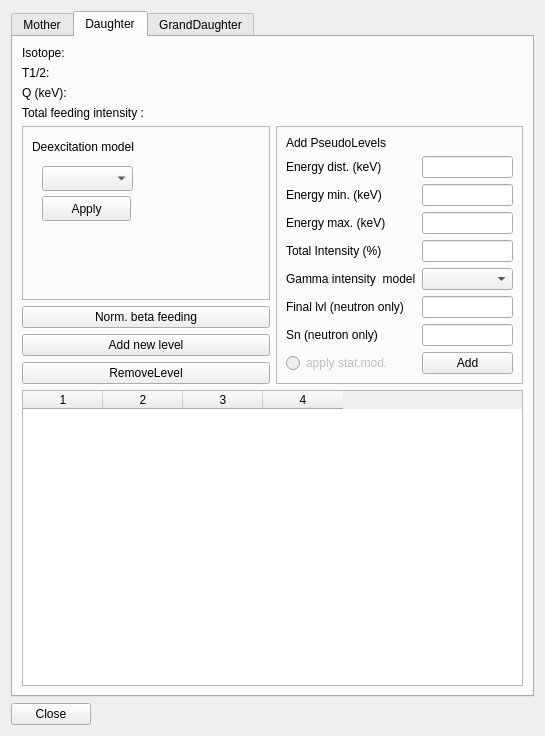
Before: the Qt Designer form development/DecayPathEditor.ui in Iuve/TASEva, drawn with Qt 5.
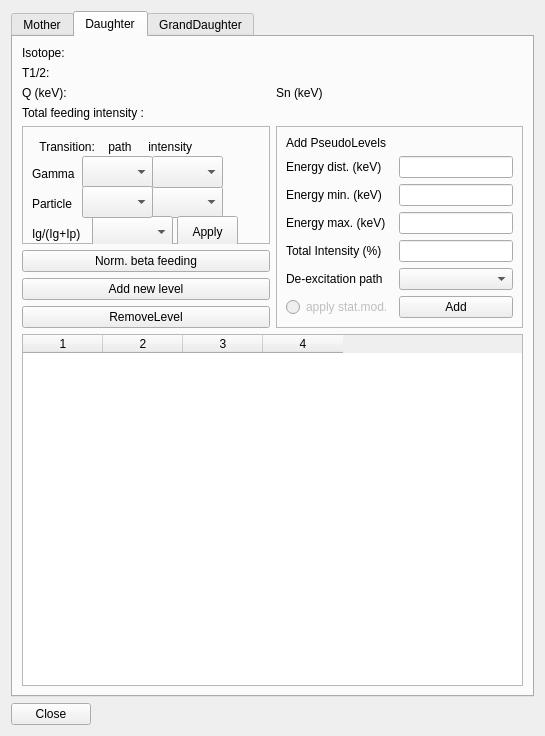
After: the same form once the commit is applied.

Patch:
```diff
--- a/development/DecayPathEditor.ui
+++ b/development/DecayPathEditor.ui
@@ -99,6 +99,13 @@
          <column/>
         </widget>
        </item>
+       <item row="2" column="1">
+        <widget class="QLabel" name="labelMotherSn">
+         <property name="text">
+          <string>Sn (keV)</string>
+         </property>
+        </widget>
+       </item>
       </layout>
      </widget>
      <widget class="QWidget" name="Daughter">
@@ -106,20 +113,6 @@
        <string>Daughter</string>
       </attribute>
       <layout class="QGridLayout" name="gridLayout_3">
-       <item row="0" column="0">
-        <widget class="QLabel" name="labelDaughterIsotope">
-         <property name="text">
-          <string>Isotope:</string>
-         </property>
-        </widget>
-       </item>
-       <item row="2" column="0">
-        <widget class="QLabel" name="labelDaughterQvalue">
-         <property name="text">
-          <string>Q (keV):</string>
-         </property>
-        </widget>
-       </item>
        <item row="8" column="0">
         <widget class="QPushButton" name="buttonAddLevel">
          <property name="toolTip">
@@ -130,79 +123,6 @@
          </property>
         </widget>
        </item>
-       <item row="7" column="0">
-        <widget class="QPushButton" name="buttonNormBetaFeeding">
-         <property name="toolTip">
-          <string>Normalizes beta feding to 100%</string>
-         </property>
-         <property name="text">
-          <string>Norm. beta feeding</string>
-         </property>
-        </widget>
-       </item>
-       <item row="3" column="0">
-        <widget class="QLabel" name="labelTotalIntensity">
-         <property name="text">
-          <string>Total feeding intensity :</string>
-         </property>
-        </widget>
-       </item>
-       <item row="9" column="0">
-        <widget class="QPushButton" name="buttonRemoveLevel">
-         <property name="enabled">
-          <bool>true</bool>
-         </property>
-         <property name="text">
-          <string>RemoveLevel</string>
-         </property>
-        </widget>
-       </item>
-       <item row="6" column="0">
-        <widget class="QFrame" name="frame_2">
-         <property name="frameShape">
-          <enum>QFrame::StyledPanel</enum>
-         </property>
-         <property name="frameShadow">
-          <enum>QFrame::Raised</enum>
-         </property>
-         <widget class="QLabel" name="label_2">
-          <property name="geometry">
-           <rect>
-            <x>10</x>
-            <y>10</y>
-            <width>141</width>
-            <height>21</height>
-           </rect>
-          </property>
-          <property name="text">
-           <string>Deexcitation model</string>
-          </property>
-         </widget>
-         <widget class="QComboBox" name="comboBoxModel">
-          <property name="geometry">
-           <rect>
-            <x>20</x>
-            <y>40</y>
-            <width>91</width>
-            <height>25</height>
-           </rect>
-          </property>
-         </widget>
-         <widget class="QPushButton" name="buttonApplyModel">
-          <property name="geometry">
-           <rect>
-            <x>20</x>
-            <y>70</y>
-            <width>89</width>
-            <height>25</height>
-           </rect>
-          </property>
-          <property name="text">
-           <string>Apply</string>
-          </property>
-         </widget>
-        </widget>
-       </item>
        <item row="11" column="0" colspan="2">
         <widget class="QTableWidget" name="tableDaughterLevels">
          <property name="sizePolicy">
@@ -235,6 +155,181 @@
          <column/>
         </widget>
        </item>
+       <item row="9" column="0">
+        <widget class="QPushButton" name="buttonRemoveLevel">
+         <property name="enabled">
+          <bool>true</bool>
+         </property>
+         <property name="text">
+          <string>RemoveLevel</string>
+         </property>
+        </widget>
+       </item>
+       <item row="2" column="0">
+        <widget class="QLabel" name="labelDaughterQvalue">
+         <property name="text">
+          <string>Q (keV):</string>
+         </property>
+        </widget>
+       </item>
+       <item row="6" column="0">
+        <widget class="QFrame" name="frame_2">
+         <property name="frameShape">
+          <enum>QFrame::StyledPanel</enum>
+         </property>
+         <property name="frameShadow">
+          <enum>QFrame::Raised</enum>
+         </property>
+         <widget class="QLabel" name="labelIntensityModel">
+          <property name="geometry">
+           <rect>
+            <x>10</x>
+            <y>10</y>
+            <width>171</width>
+            <height>21</height>
+           </rect>
+          </property>
+          <property name="text">
+           <string>Transition:    path     intensity </string>
+          </property>
+          <property name="alignment">
+           <set>Qt::AlignCenter</set>
+          </property>
+         </widget>
+         <widget class="QLabel" name="labelGamma">
+          <property name="geometry">
+           <rect>
+            <x>10</x>
+            <y>40</y>
+            <width>58</width>
+            <height>16</height>
+           </rect>
+          </property>
+          <property name="text">
+           <string>Gamma</string>
+          </property>
+         </widget>
+         <widget class="QLabel" name="labelParticle">
+          <property name="geometry">
+           <rect>
+            <x>10</x>
+            <y>70</y>
+            <width>58</width>
+            <height>16</height>
+           </rect>
+          </property>
+          <property name="text">
+           <string>Particle</string>
+          </property>
+         </widget>
+         <widget class="QComboBox" name="comboBoxParticleInten">
+          <property name="enabled">
+           <bool>true</bool>
+          </property>
+          <property name="geometry">
+           <rect>
+            <x>130</x>
+            <y>60</y>
+            <width>71</width>
+            <height>32</height>
+           </rect>
+          </property>
+         </widget>
+         <widget class="QComboBox" name="comboBoxGammaInten">
+          <property name="geometry">
+           <rect>
+            <x>130</x>
+            <y>30</y>
+            <width>71</width>
+            <height>32</height>
+           </rect>
+          </property>
+          <property name="toolTipDuration">
+           <number>10</number>
+          </property>
+         </widget>
+         <widget class="QLabel" name="labelRatio">
+          <property name="geometry">
+           <rect>
+            <x>10</x>
+            <y>100</y>
+            <width>58</width>
+            <height>16</height>
+           </rect>
+          </property>
+          <property name="text">
+           <string>Ig/(Ig+Ip)</string>
+          </property>
+         </widget>
+         <widget class="QComboBox" name="comboBoxGammaParticleRatio">
+          <property name="geometry">
+           <rect>
+            <x>70</x>
+            <y>90</y>
+            <width>81</width>
+            <height>32</height>
+           </rect>
+          </property>
+         </widget>
+         <widget class="QComboBox" name="comboBoxGammaPath">
+          <property name="geometry">
+           <rect>
+            <x>60</x>
+            <y>30</y>
+            <width>71</width>
+            <height>32</height>
+           </rect>
+          </property>
+         </widget>
+         <widget class="QComboBox" name="comboBoxParticlePath">
+          <property name="geometry">
+           <rect>
+            <x>60</x>
+            <y>60</y>
+            <width>71</width>
+            <height>32</height>
+           </rect>
+          </property>
+         </widget>
+         <widget class="QPushButton" name="buttonApplyPathAndInten">
+          <property name="geometry">
+           <rect>
+            <x>155</x>
+            <y>90</y>
+            <width>61</width>
+            <height>32</height>
+           </rect>
+          </property>
+          <property name="text">
+           <string>Apply</string>
+          </property>
+         </widget>
+        </widget>
+       </item>
+       <item row="3" column="0">
+        <widget class="QLabel" name="labelTotalIntensity">
+         <property name="text">
+          <string>Total feeding intensity :</string>
+         </property>
+        </widget>
+       </item>
+       <item row="2" column="1">
+        <widget class="QLabel" name="labelDaughterSn">
+         <property name="enabled">
+          <bool>true</bool>
+         </property>
+         <property name="text">
+          <string>Sn (keV)</string>
+         </property>
+        </widget>
+       </item>
+       <item row="0" column="0">
+        <widget class="QLabel" name="labelDaughterIsotope">
+         <property name="text">
+          <string>Isotope:</string>
+         </property>
+        </widget>
+       </item>
        <item row="1" column="0">
         <widget class="QLabel" name="labelDaughterT12">
          <property name="text">
@@ -242,6 +337,16 @@
          </property>
         </widget>
        </item>
+       <item row="7" column="0">
+        <widget class="QPushButton" name="buttonNormBetaFeeding">
+         <property name="toolTip">
+          <string>Normalizes beta feding to 100%</string>
+         </property>
+         <property name="text">
+          <string>Norm. beta feeding</string>
+         </property>
+        </widget>
+       </item>
        <item row="6" column="1" rowspan="4">
         <widget class="QFrame" name="frame">
          <property name="enabled">
@@ -254,50 +359,7 @@
           <enum>QFrame::Raised</enum>
          </property>
          <layout class="QGridLayout" name="gridLayout_5">
-          <item row="2" column="0">
-           <widget class="QLabel" name="labelPseudoLevelEnMin">
-            <property name="text">
-             <string>Energy min. (keV)</string>
-            </property>
-           </widget>
-          </item>
-          <item row="1" column="1">
-           <widget class="QLineEdit" name="linePseudoLevEnStep"/>
-          </item>
-          <item row="3" column="1">
-           <widget class="QLineEdit" name="linePseudoLevEnMax"/>
-          </item>
-          <item row="4" column="1">
-           <widget class="QLineEdit" name="linePseudoLevTotInten"/>
-          </item>
           <item row="6" column="0">
-           <widget class="QLabel" name="label_3">
-            <property name="text">
-             <string>Final lvl (neutron only)</string>
-            </property>
-           </widget>
-          </item>
-          <item row="8" column="1">
-           <widget class="QPushButton" name="buttonAddPseudoLevel">
-            <property name="enabled">
-             <bool>true</bool>
-            </property>
-            <property name="text">
-             <string>Add</string>
-            </property>
-           </widget>
-          </item>
-          <item row="1" column="0">
-           <widget class="QLabel" name="labelPseudoLevelEnergyDist">
-            <property name="text">
-             <string>Energy dist. (keV)</string>
-            </property>
-           </widget>
-          </item>
-          <item row="2" column="1">
-           <widget class="QLineEdit" name="linePseudoLevEnMin"/>
-          </item>
-          <item row="8" column="0">
            <widget class="QRadioButton" name="radioStatisticalModelApply">
             <property name="enabled">
              <bool>false</bool>
@@ -313,6 +375,29 @@
             </property>
            </widget>
           </item>
+          <item row="3" column="1">
+           <widget class="QLineEdit" name="linePseudoLevEnMax"/>
+          </item>
+          <item row="5" column="1">
+           <widget class="QComboBox" name="comboBoxDeExcitationPath"/>
+          </item>
+          <item row="1" column="0">
+           <widget class="QLabel" name="labelPseudoLevelEnergyDist">
+            <property name="text">
+             <string>Energy dist. (keV)</string>
+            </property>
+           </widget>
+          </item>
+          <item row="1" column="1">
+           <widget class="QLineEdit" name="linePseudoLevEnStep"/>
+          </item>
+          <item row="2" column="0">
+           <widget class="QLabel" name="labelPseudoLevelEnMin">
+            <property name="text">
+             <string>Energy min. (keV)</string>
+            </property>
+           </widget>
+          </item>
           <item row="3" column="0">
            <widget class="QLabel" name="labelPseudoLevelEnMax">
             <property name="text">
@@ -320,6 +405,16 @@
             </property>
            </widget>
           </item>
+          <item row="6" column="1">
+           <widget class="QPushButton" name="buttonAddPseudoLevel">
+            <property name="enabled">
+             <bool>true</bool>
+            </property>
+            <property name="text">
+             <string>Add</string>
+            </property>
+           </widget>
+          </item>
           <item row="0" column="0" colspan="2">
            <widget class="QLabel" name="labelPseudoLevels">
             <property name="text">
@@ -327,15 +422,8 @@
             </property>
            </widget>
           </item>
-          <item row="5" column="0">
-           <widget class="QLabel" name="label">
-            <property name="toolTip">
-             <string>Gamma intensity model to be used</string>
-            </property>
-            <property name="text">
-             <string>Gamma intensity  model</string>
-            </property>
-           </widget>
+          <item row="4" column="1">
+           <widget class="QLineEdit" name="linePseudoLevTotInten"/>
           </item>
           <item row="4" column="0">
            <widget class="QLabel" name="labelPseudoLevelIntensity">
@@ -344,26 +432,19 @@
             </property>
            </widget>
           </item>
-          <item row="5" column="1">
-           <widget class="QComboBox" name="comboBoxIntensity"/>
+          <item row="2" column="1">
+           <widget class="QLineEdit" name="linePseudoLevEnMin"/>
           </item>
-          <item row="6" column="1">
-           <widget class="QLineEdit" name="linePseudoLevNeutronE">
-            <property name="dragEnabled">
-             <bool>false</bool>
+          <item row="5" column="0">
+           <widget class="QLabel" name="labelDeExcitationPath">
+            <property name="toolTip">
+             <string>Gamma intensity model to be used</string>
             </property>
-           </widget>
-          </item>
-          <item row="7" column="0">
-           <widget class="QLabel" name="label_4">
             <property name="text">
-             <string>Sn (neutron only)</string>
+             <string>De-excitation path</string>
             </property>
            </widget>
           </item>
-          <item row="7" column="1">
-           <widget class="QLineEdit" name="linePseudoLevSn"/>
-          </item>
          </layout>
         </widget>
        </item>
@@ -373,14 +454,7 @@
       <attribute name="title">
        <string>GrandDaughter</string>
       </attribute>
-      <layout class="QGridLayout" name="gridLayout_4">
-       <item row="0" column="0">
-        <widget class="QLabel" name="labelGrandDaughterIsotope">
-         <property name="text">
-          <string>Isotope : </string>
-         </property>
-        </widget>
-       </item>
+      <layout class="QGridLayout" name="gridLayout_4" rowstretch="0,0,0,0" rowminimumheight="0,0,0,0">
        <item row="1" column="0">
         <widget class="QLabel" name="labelGrandDaughterT12">
          <property name="text">
@@ -388,10 +462,17 @@
          </property>
         </widget>
        </item>
+       <item row="0" column="0">
+        <widget class="QLabel" name="labelGrandDaughterIsotope">
+         <property name="text">
+          <string>Isotope : </string>
+         </property>
+        </widget>
+       </item>
        <item row="2" column="0">
         <widget class="QLabel" name="labelGrandDaughterQValue">
          <property name="text">
-          <string>Q : </string>
+          <string>Q (keV) : </string>
          </property>
         </widget>
        </item>
@@ -409,6 +490,13 @@
          <column/>
         </widget>
        </item>
+       <item row="2" column="1">
+        <widget class="QLabel" name="labelGrandDaughterSn">
+         <property name="text">
+          <string>Sn (keV)</string>
+         </property>
+        </widget>
+       </item>
       </layout>
      </widget>
     </widget>
```
